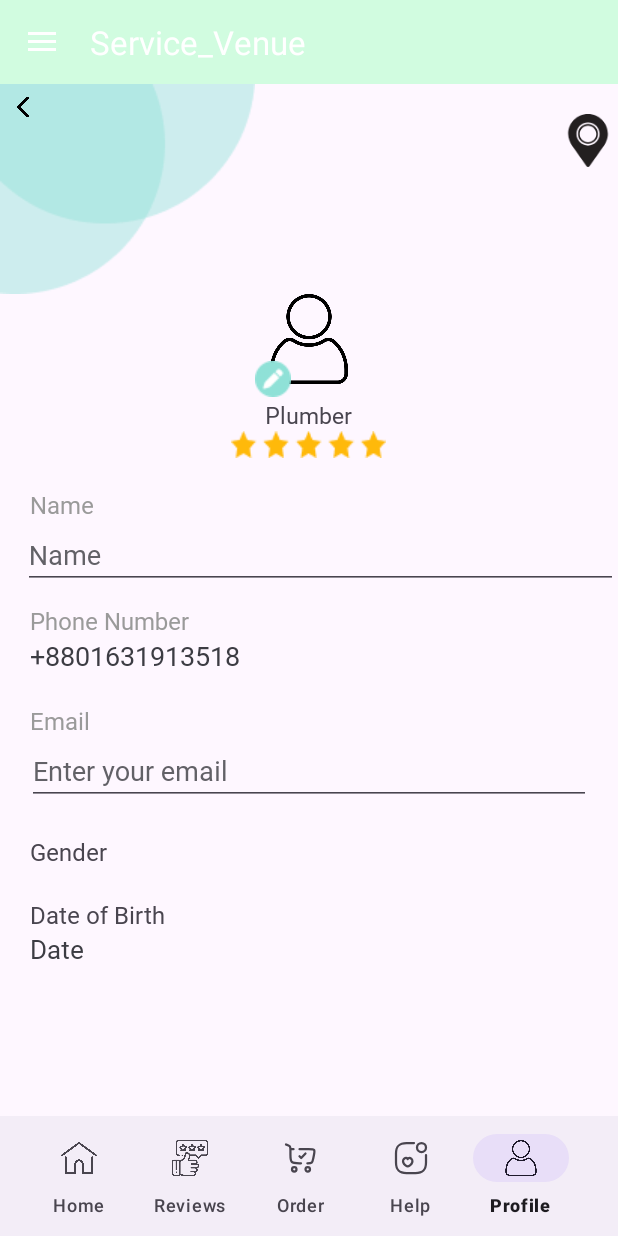
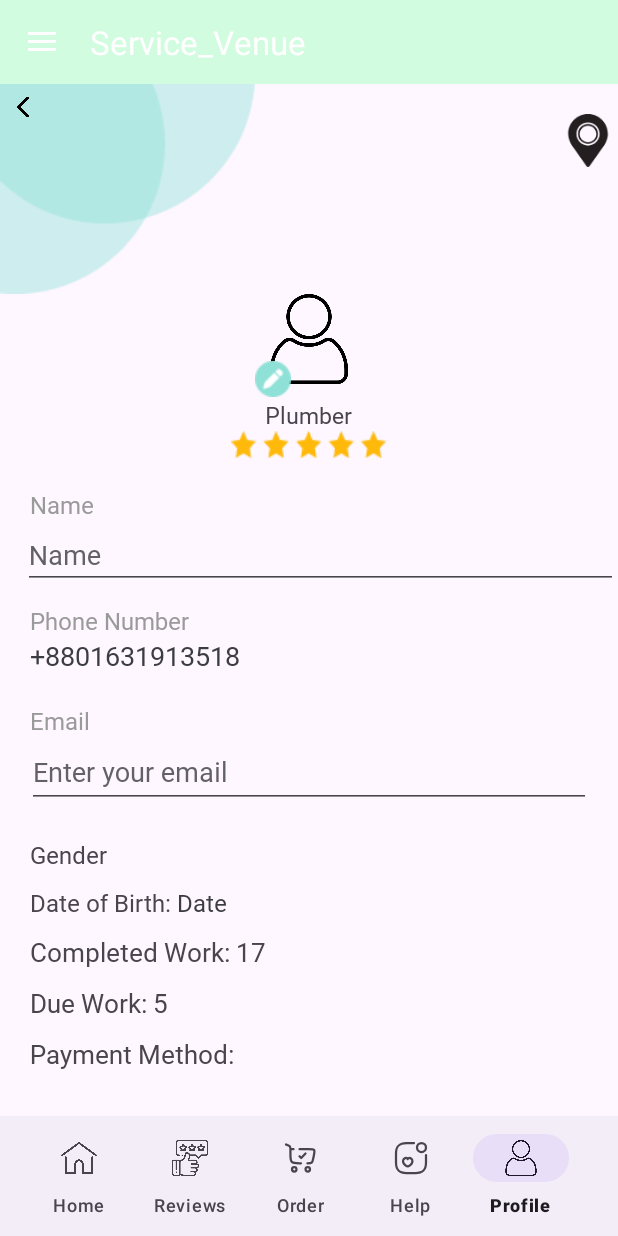
Before and after one commit to Zohirul369/Service_Venue, an Android app: the screen it shows after launch (MainActivity), item 5 of the bottom bar chosen, on a phone screen of 412 x 824 dp. Run offline under Robolectric (Android 15) with nearby library versions, the phone set to English and light mode, and no system bars; our stand-ins replace Picasso; Roboto replaces fonts that are not available here; 2 statements that could not run were skipped.

Commit message:
resubmit added code

```diff
--- a/app/src/main/res/layout/fragment_profile.xml
+++ b/app/src/main/res/layout/fragment_profile.xml
@@ -1,11 +1,16 @@
 <?xml version="1.0" encoding="utf-8"?>
-<RelativeLayout xmlns:android="http://schemas.android.com/apk/res/android"
+<ScrollView xmlns:android="http://schemas.android.com/apk/res/android"
     xmlns:app="http://schemas.android.com/apk/res-auto"
     xmlns:tools="http://schemas.android.com/tools"
     android:layout_width="match_parent"
-    android:layout_height="match_parent"
-    android:orientation="vertical"
+    android:layout_height="wrap_content"
+    android:fillViewport="true"
+
     tools:context=".ProfileFragment">
+
+    <RelativeLayout
+        android:layout_width="match_parent"
+        android:layout_height="match_parent">
 
         <ImageView
             android:id="@+id/profile_location_img"
@@ -41,9 +46,9 @@
             android:layout_width="wrap_content"
             android:layout_height="wrap_content"
             android:layout_below="@+id/profile_img"
+            android:layout_marginLeft="170dp"
+
             android:layout_marginTop="-15dp"
-
-        android:layout_marginLeft="170dp"
             android:src="@drawable/pen" />
 
         <TextView
@@ -132,7 +137,7 @@
         <EditText
             android:id="@+id/profile_email_edt"
             android:layout_width="match_parent"
-        android:layout_height="45dp"
+            android:layout_height="47dp"
             android:layout_below="@+id/profile_email_txt"
             android:layout_marginHorizontal="18dp"
             android:fontFamily="@font/sf_pro_text_semibold"
@@ -159,8 +164,8 @@
             android:layout_width="wrap_content"
             android:layout_height="wrap_content"
             android:layout_below="@+id/profile_gender_txt"
+            android:layout_alignParentLeft="true"
             android:visibility="gone"
-        android:layout_alignParentLeft="true"
 
             >
 
@@ -182,15 +187,22 @@
                 android:text="Female" />
         </RadioGroup>
 
+        <LinearLayout
+            android:id="@+id/profile_date"
+            android:layout_width="match_parent"
+            android:layout_height="wrap_content"
+            android:layout_below="@+id/radioGender"
+            android:layout_marginStart="20dp"
+            android:layout_marginTop="10dp"
+            android:orientation="horizontal">
+
             <TextView
                 android:id="@+id/profiile_showTxt"
                 android:layout_width="wrap_content"
                 android:layout_height="wrap_content"
                 android:layout_below="@+id/radioGender"
-        android:layout_marginStart="20dp"
-        android:layout_marginTop="20dp"
                 android:fontFamily="@font/sf_pro_text_medium"
-        android:text="Date of Birth "
+                android:text="Date of Birth: "
                 android:textSize="16sp" />
 
             <TextView
@@ -198,11 +210,106 @@
                 android:layout_width="wrap_content"
                 android:layout_height="wrap_content"
                 android:layout_below="@+id/profiile_showTxt"
-        android:layout_marginStart="20dp"
                 android:fontFamily="@font/sf_pro_text_semibold"
                 android:text="Date"
                 android:textColor="#3C3C43"
+                android:textSize="16sp" />
+
+        </LinearLayout>
+
+        <LinearLayout
+            android:id="@+id/profile_completed_work"
+            android:layout_width="match_parent"
+            android:layout_height="wrap_content"
+            android:layout_below="@+id/profile_date"
+            android:layout_marginStart="20dp"
+            android:layout_marginTop="10dp"
+            android:orientation="horizontal">
+
+            <TextView
+                android:layout_width="wrap_content"
+                android:layout_height="wrap_content"
+                android:fontFamily="@font/sf_pro_text_semibold"
+                android:text="Completed Work: "
+                android:textSize="17sp" />
+
+            <TextView
+                android:layout_width="wrap_content"
+                android:layout_height="wrap_content"
+                android:fontFamily="@font/sf_pro_text_medium"
+                android:text="17"
+                android:textSize="17sp" />
+        </LinearLayout>
+
+        <LinearLayout
+            android:id="@+id/profile_due_work"
+            android:layout_width="match_parent"
+            android:layout_height="wrap_content"
+            android:layout_below="@+id/profile_completed_work"
+            android:layout_marginStart="20dp"
+            android:layout_marginTop="10dp"
+            android:orientation="horizontal">
+
+            <TextView
+                android:layout_width="wrap_content"
+                android:layout_height="wrap_content"
+                android:fontFamily="@font/sf_pro_text_semibold"
+                android:text="Due Work: "
+                android:textSize="17sp" />
+
+            <TextView
+                android:layout_width="wrap_content"
+                android:layout_height="wrap_content"
+                android:fontFamily="@font/sf_pro_text_medium"
+                android:text="5"
+                android:textSize="17sp" />
+        </LinearLayout>
+
+        <LinearLayout
+            android:id="@+id/profile_payment_method"
+            android:layout_width="match_parent"
+            android:layout_height="wrap_content"
+            android:layout_below="@+id/profile_due_work"
+            android:layout_marginStart="20dp"
+            android:layout_marginTop="10dp"
+            android:orientation="vertical">
+
+            <TextView
+                android:layout_width="wrap_content"
+                android:layout_height="wrap_content"
+                android:fontFamily="@font/sf_pro_text_semibold"
+                android:text="Payment Method: "
+                android:textSize="17sp" />
+
+            <TextView
+                android:layout_width="wrap_content"
+                android:layout_height="wrap_content"
+                android:text=" "
+                android:textSize="17sp" />
+
+            <TextView
+                android:layout_width="wrap_content"
+                android:layout_height="wrap_content"
+                android:text=" "
+                android:textSize="17sp" />
+
+            <TextView
+                android:layout_width="wrap_content"
+                android:layout_height="wrap_content"
+                android:text=" "
+                android:textSize="17sp" />
+
+            <TextView
+                android:layout_width="wrap_content"
+                android:layout_height="wrap_content"
+                android:text=" "
                 android:textSize="17sp" />
 
 
+        </LinearLayout>
+
+
     </RelativeLayout>
+
+
+</ScrollView>
```
Lines whose indentation alone changed are shown as unchanged.
